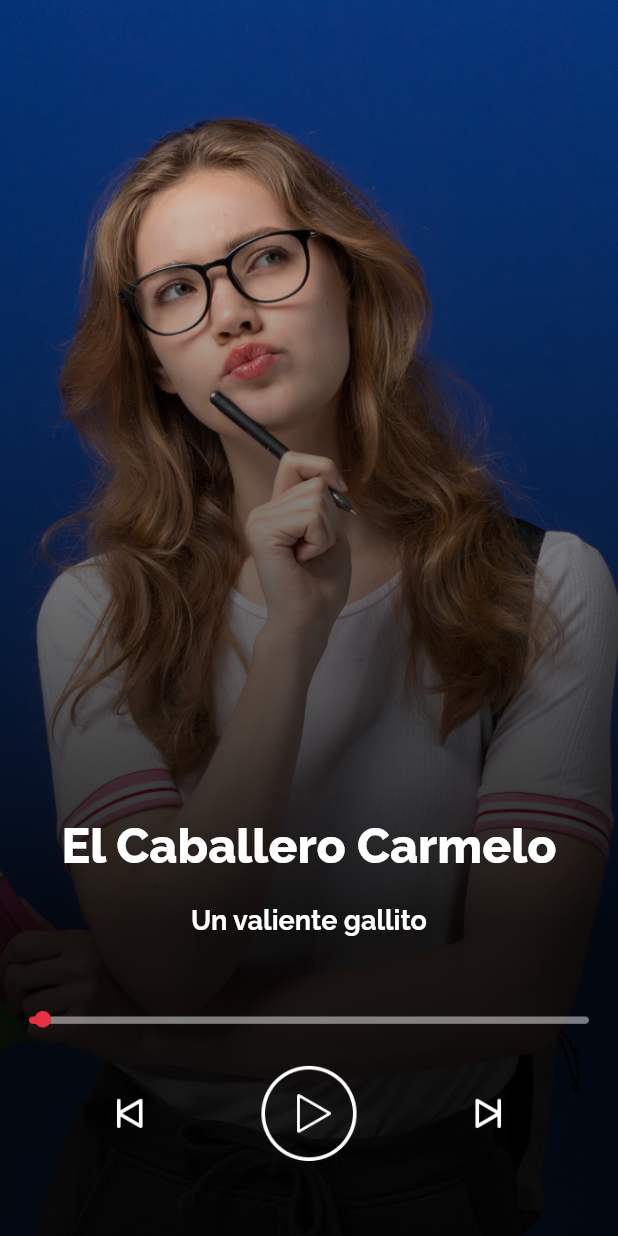
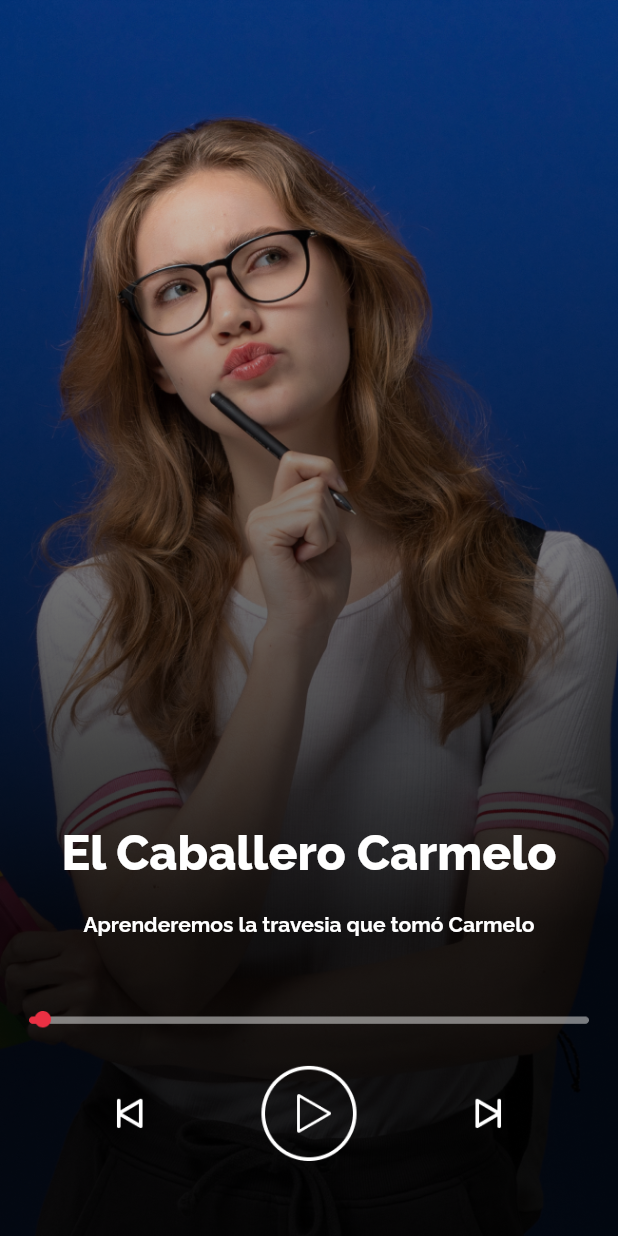
Before and after one commit to FernandoGavilan2000/Flutter_EduCA, a Flutter app: the AudiosScreen screen opened by its route, scrolled down 79 dp, after a tap on "Play", on a phone screen of 412 x 824 dp. Run offline on Flutter 3.47's test engine with Material 2 defaults, Android fonts, the phone set to English and light mode, and no system bars; our stand-ins replace google_fonts; network calls fail.

```diff
--- a/lib/route_generator.dart
+++ b/lib/route_generator.dart
@@ -41,7 +41,7 @@ class RouteGenerator {
       case '/lectura_demo':
         return MaterialPageRoute(builder: (_) => ReadLecturaScreen(data: args));
       case '/audio_demo':
-        return MaterialPageRoute(builder: (_) => const AudioPlayerScreen());
+        return MaterialPageRoute(builder: (_) => AudioPlayerScreen(data: args));
       case '/quiz_demo':
         return MaterialPageRoute(
             builder: (_) => AnswerScreen(
--- a/lib/screens/AnswerScreen.dart
+++ b/lib/screens/AnswerScreen.dart
@@ -194,7 +194,7 @@ class QuizContent extends StatelessWidget {
         Expanded(
           flex: 14,
           child: Container(
-            margin: EdgeInsets.all(MediaQuery.of(context).size.width * 0.05),
+            margin: EdgeInsets.all(MediaQuery.of(context).size.width * 0.02),
             width: double.infinity,
             child: Row(
               mainAxisAlignment: MainAxisAlignment.center,
@@ -227,7 +227,7 @@ class QuizContent extends StatelessWidget {
               decoration: const BoxDecoration(
                   color: Colors.white,
                   borderRadius: BorderRadius.all(Radius.circular(35))),
-              margin: EdgeInsets.all(MediaQuery.of(context).size.width * 0.06),
+              margin: EdgeInsets.all(MediaQuery.of(context).size.width * 0.03),
               padding: const EdgeInsets.all(28),
               width: double.infinity,
               child: Column(
@@ -246,7 +246,7 @@ class QuizContent extends StatelessWidget {
                     question.titulo,
                     style: GoogleFonts.raleway(
                       color: Colors.black,
-                      fontSize: 20,
+                      fontSize: 19,
                       fontWeight: FontWeight.w800,
                     ),
                   ),
--- a/lib/screens/AudioPlayerScreen.dart
+++ b/lib/screens/AudioPlayerScreen.dart
@@ -2,7 +2,8 @@ import 'package:flutter/material.dart';
 import 'package:flutter_educa/widgets/Text/CustomTitle.dart';
 
 class AudioPlayerScreen extends StatelessWidget {
-  const AudioPlayerScreen({Key? key}) : super(key: key);
+  final Map data;
+  const AudioPlayerScreen({Key? key, required this.data}) : super(key: key);
 
   @override
   Widget build(BuildContext context) {
@@ -31,18 +32,18 @@ class AudioPlayerScreen extends StatelessWidget {
                 child: Column(
                   crossAxisAlignment: CrossAxisAlignment.center,
                   mainAxisAlignment: MainAxisAlignment.center,
-                  children: const [
+                  children: [
                     CustomTitle(
-                      text: 'El Caballero Carmelo',
+                      text: data['title'],
                       fontSize: 32,
                       bold: true,
                     ),
-                    SizedBox(
+                    const SizedBox(
                       height: 20,
                     ),
                     CustomTitle(
-                      text: 'Un valiente gallito',
-                      fontSize: 18,
+                      text: data['descrip'],
+                      fontSize: 14,
                     )
                   ],
                 ),
--- a/lib/widgets/AudiosCard.dart
+++ b/lib/widgets/AudiosCard.dart
@@ -57,7 +57,12 @@ class AudiosCard extends StatelessWidget {
             child: Container(
               child: InkWell(
                 onTap: () {
-                  Navigator.of(context).pushNamed('/audio_demo');
+                  Map<String, String> data = {
+                    'title': titleText,
+                    'descrip': description,
+                  };
+                  Navigator.of(context)
+                      .pushNamed('/audio_demo', arguments: data);
                 },
                 child: Column(
                   mainAxisAlignment: MainAxisAlignment.center,
--- a/lib/widgets/QuizesCard.dart
+++ b/lib/widgets/QuizesCard.dart
@@ -27,8 +27,7 @@ class QuizesCard extends StatelessWidget {
     };
     return InkWell(
       onTap: () {
-        Navigator.of(context)
-            .pushReplacementNamed('/quiz_demo', arguments: data);
+        Navigator.of(context).pushNamed('/quiz_demo', arguments: data);
       },
       child: Container(
         margin: const EdgeInsets.symmetric(vertical: 15),
```
